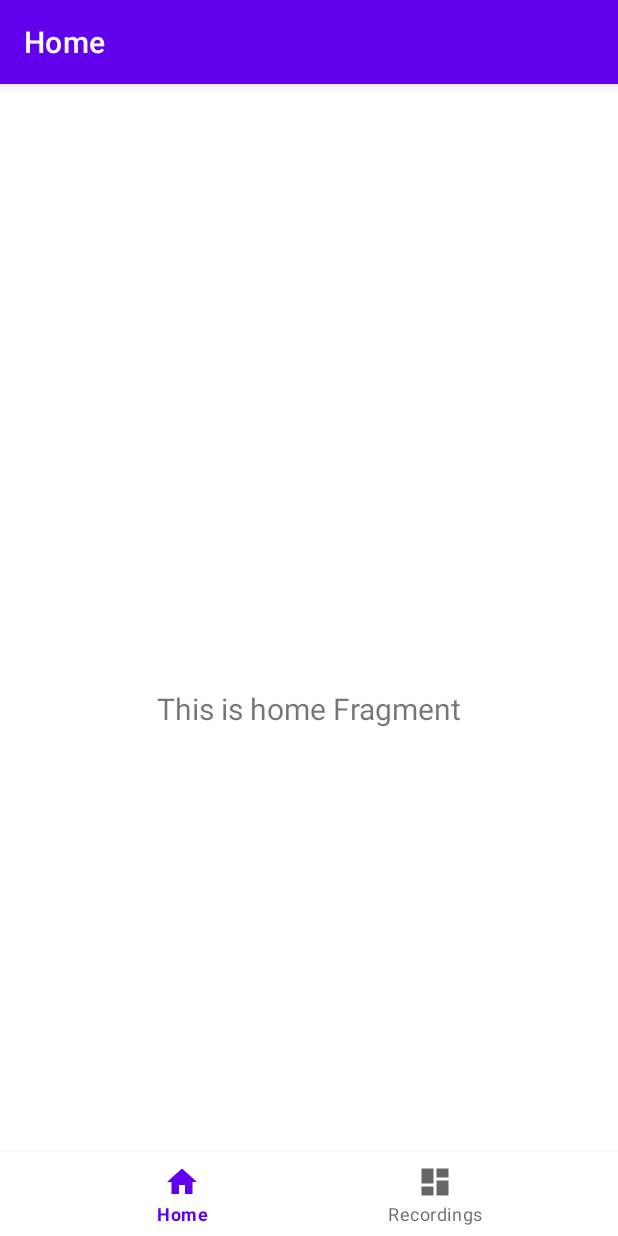
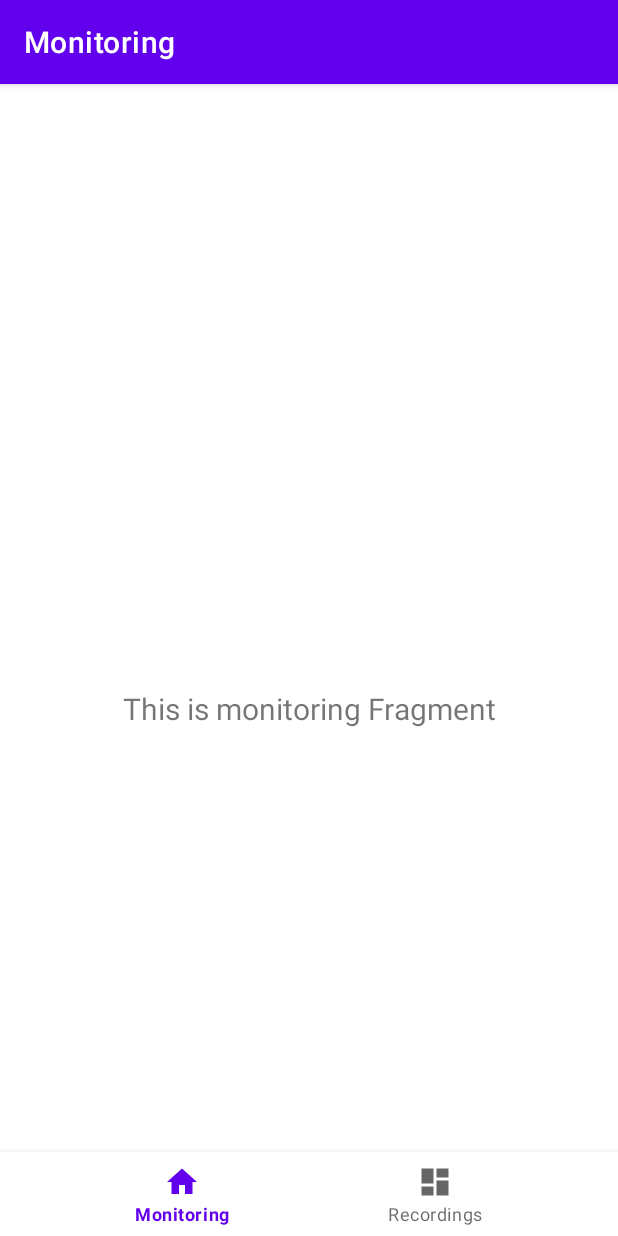
Before and after one commit to PeterNaggschga/SleepTalk, an Android app: the screen it shows after launch (MainActivity), on a phone screen of 412 x 824 dp. Run offline under Robolectric (Android 15) with nearby library versions, the phone set to English and light mode, and no system bars; our stand-ins replace navigation-ui.

Commit message:
renamed HomeFragment to MonitoringFragment

```diff
--- a/app/src/main/java/com/peternaggschga/sleeptalk/MainActivity.kt
+++ b/app/src/main/java/com/peternaggschga/sleeptalk/MainActivity.kt
@@ -25,7 +25,7 @@ class MainActivity : AppCompatActivity() {
         val navController = navHostFragment.navController
         // Passing each menu ID as a set of Ids because each
         // menu should be considered as top level destinations.
-        val appBarConfiguration = AppBarConfiguration(setOf(R.id.navigation_home, R.id.navigation_recordings))
+        val appBarConfiguration = AppBarConfiguration(setOf(R.id.navigation_monitoring, R.id.navigation_recordings))
         setupActionBarWithNavController(navController, appBarConfiguration)
         navView.setupWithNavController(navController)
     }
--- a/app/src/main/java/com/peternaggschga/sleeptalk/ui/home/HomeFragment.kt
+++ b/app/src/main/java/com/peternaggschga/sleeptalk/ui/monitoring/MonitoringFragment.kt
@@ -1,4 +1,4 @@
-package com.peternaggschga.sleeptalk.ui.home
+package com.peternaggschga.sleeptalk.ui.monitoring
 
 import android.os.Bundle
 import android.view.LayoutInflater
@@ -7,11 +7,11 @@ import android.view.ViewGroup
 import android.widget.TextView
 import androidx.fragment.app.Fragment
 import androidx.lifecycle.ViewModelProvider
-import com.peternaggschga.sleeptalk.databinding.FragmentHomeBinding
+import com.peternaggschga.sleeptalk.databinding.FragmentMonitoringBinding
 
-class HomeFragment : Fragment() {
+class MonitoringFragment : Fragment() {
 
-    private var _binding: FragmentHomeBinding? = null
+    private var _binding: FragmentMonitoringBinding? = null
 
     // This property is only valid between onCreateView and
     // onDestroyView.
@@ -19,13 +19,13 @@ class HomeFragment : Fragment() {
 
     override fun onCreateView(inflater: LayoutInflater, container: ViewGroup?,
                               savedInstanceState: Bundle?): View {
-        val homeViewModel = ViewModelProvider(this)[HomeViewModel::class.java]
+        val monitoringViewModel = ViewModelProvider(this)[MonitoringViewModel::class.java]
 
-        _binding = FragmentHomeBinding.inflate(inflater, container, false)
+        _binding = FragmentMonitoringBinding.inflate(inflater, container, false)
         val root: View = binding.root
 
-        val textView: TextView = binding.textHome
-        homeViewModel.text.observe(viewLifecycleOwner) {
+        val textView: TextView = binding.textMonitoring
+        monitoringViewModel.text.observe(viewLifecycleOwner) {
             textView.text = it
         }
         return root
--- a/app/src/main/java/com/peternaggschga/sleeptalk/ui/home/HomeViewModel.kt
+++ b/app/src/main/java/com/peternaggschga/sleeptalk/ui/monitoring/MonitoringViewModel.kt
@@ -1,13 +1,13 @@
-package com.peternaggschga.sleeptalk.ui.home
+package com.peternaggschga.sleeptalk.ui.monitoring
 
 import androidx.lifecycle.LiveData
 import androidx.lifecycle.MutableLiveData
 import androidx.lifecycle.ViewModel
 
-class HomeViewModel : ViewModel() {
+class MonitoringViewModel : ViewModel() {
 
     private val _text = MutableLiveData<String>().apply {
-        value = "This is home Fragment"
+        value = "This is monitoring Fragment"
     }
     val text: LiveData<String> = _text
 }
--- a/app/src/main/res/layout/fragment_home.xml
+++ b/app/src/main/res/layout/fragment_monitoring.xml
@@ -4,10 +4,10 @@
     xmlns:tools="http://schemas.android.com/tools"
     android:layout_width="match_parent"
     android:layout_height="match_parent"
-    tools:context=".ui.home.HomeFragment">
+    tools:context=".ui.monitoring.MonitoringFragment">
 
     <TextView
-        android:id="@+id/text_home"
+        android:id="@+id/text_monitoring"
         android:layout_width="match_parent"
         android:layout_height="wrap_content"
         android:layout_marginStart="8dp"
--- a/app/src/main/res/menu/bottom_nav_menu.xml
+++ b/app/src/main/res/menu/bottom_nav_menu.xml
@@ -2,9 +2,9 @@
 <menu xmlns:android="http://schemas.android.com/apk/res/android">
 
     <item
-        android:id="@+id/navigation_home"
+        android:id="@+id/navigation_monitoring"
         android:icon="@drawable/ic_home_black_24dp"
-        android:title="@string/title_home" />
+        android:title="@string/title_monitoring" />
 
     <item
         android:id="@+id/navigation_recordings"
--- a/app/src/main/res/navigation/mobile_navigation.xml
+++ b/app/src/main/res/navigation/mobile_navigation.xml
@@ -3,13 +3,13 @@
     xmlns:app="http://schemas.android.com/apk/res-auto"
     xmlns:tools="http://schemas.android.com/tools"
     android:id="@+id/mobile_navigation"
-    app:startDestination="@+id/navigation_home">
+    app:startDestination="@+id/navigation_monitoring">
 
     <fragment
-        android:id="@+id/navigation_home"
-        android:name="com.peternaggschga.sleeptalk.ui.home.HomeFragment"
-        android:label="@string/title_home"
-        tools:layout="@layout/fragment_home" />
+        android:id="@+id/navigation_monitoring"
+        android:name="com.peternaggschga.sleeptalk.ui.monitoring.MonitoringFragment"
+        android:label="@string/title_monitoring"
+        tools:layout="@layout/fragment_monitoring" />
 
     <fragment
         android:id="@+id/navigation_recordings"
--- a/app/src/main/res/values/strings.xml
+++ b/app/src/main/res/values/strings.xml
@@ -1,5 +1,5 @@
 <resources>
     <string name="app_name">SleepTalk</string>
-    <string name="title_home">Home</string>
+    <string name="title_monitoring">Monitoring</string>
     <string name="title_recordings">Recordings</string>
 </resources>
```
